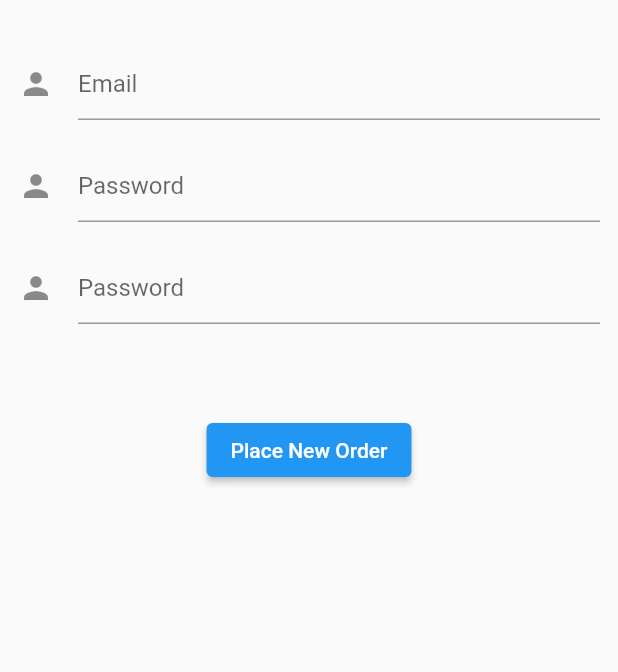
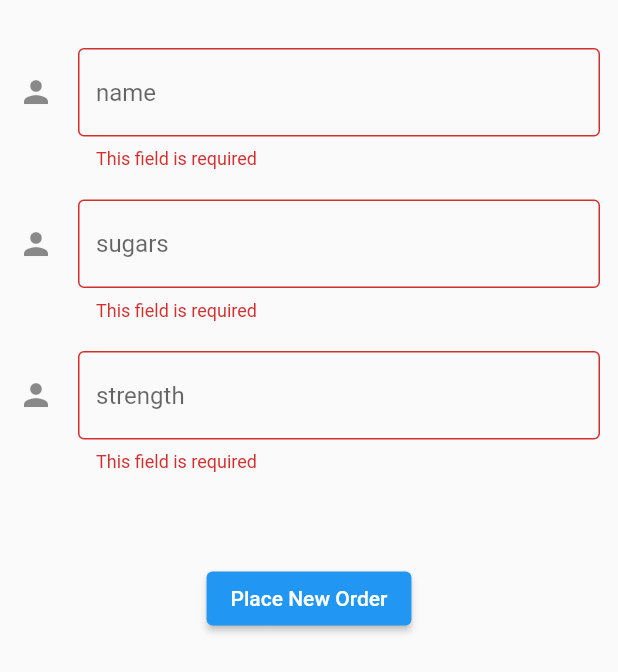
Before and after one commit to AbdulQadir98/TripEka-mobile, a Flutter app: the Orders widget shown alone on an empty page, opened directly, after a tap on "Place New Order", on a phone screen of 412 x 824 dp. Shown: the top 672 px of the screen. Run offline on Flutter 3.47's test engine with Material 2 defaults, Android fonts, the phone set to English and light mode, and no system bars; our stand-ins replace cloud_firestore, firebase_auth, firebase_core, flutter_signin_button, google_sign_in, shared_preferences; missing offline and left inert: auth; accounts and stored records are empty.

Commit message:
place order crud

```diff
--- a/lib/screens/home/home.dart
+++ b/lib/screens/home/home.dart
@@ -63,7 +63,7 @@ class _HomeState extends State<Home> {
         body: Container(
           child: StreamBuilder(
               stream:
-                  FirebaseFirestore.instance.collection('users').snapshots(),
+                  FirebaseFirestore.instance.collection('coffee').snapshots(),
               builder: (context,
                   AsyncSnapshot<QuerySnapshot<Map<String, dynamic>>> snapshot) {
                 // if the firestore database has data
@@ -106,10 +106,9 @@ class _HomeState extends State<Home> {
                                   backgroundColor: Colors.brown[
                                       snapshot.data!.docs[index]['strength']],
                                 ),
-                                title:
-                                    Text(snapshot.data!.docs[index]['email']),
+                                title: Text(snapshot.data!.docs[index]['name']),
                                 subtitle: Text(
-                                    'Takes ${snapshot.data!.docs[index]['email']} sugar(s)'),
+                                    'Takes ${snapshot.data!.docs[index]['sugars']} sugar(s)'),
                                 // onTap: () => _showUpdatePanel(),
                               ),
                               Row(
@@ -122,7 +121,21 @@ class _HomeState extends State<Home> {
                                   const SizedBox(width: 8),
                                   TextButton(
                                     child: const Text('DELETE'),
-                                    onPressed: () {/* ... */},
+                                    onPressed: () async {
+                                      // var response =
+                                      //     await Database.deleteCoffee(
+                                      //         docId: e.id);
+                                      // if (response.code != 200) {
+                                      //   showDialog(
+                                      //       context: context,
+                                      //       builder: (context) {
+                                      //         return AlertDialog(
+                                      //           content: Text(response.message
+                                      //               .toString()),
+                                      //         );
+                                      //       });
+                                      // }
+                                    },
                                   ),
                                   const SizedBox(width: 8),
                                 ],
--- a/lib/screens/home/orders.dart
+++ b/lib/screens/home/orders.dart
@@ -1,5 +1,6 @@
 import 'package:cloud_firestore/cloud_firestore.dart';
 import 'package:flutter/material.dart';
+import '../../services/database.dart';
 
 class Orders extends StatefulWidget {
   const Orders({super.key});
@@ -9,7 +10,12 @@ class Orders extends StatefulWidget {
 }
 
 class _OrdersState extends State<Orders> {
-  final _formKey = GlobalKey<FormState>();
+  final _name = TextEditingController();
+  final _suagrs = TextEditingController();
+  final _strength = TextEditingController();
+
+  final GlobalKey<FormState> _formKey = GlobalKey<FormState>();
+
   final List<String> sugars = ['0', '1', '2', '3', '4'];
   final List<int> strengths = [100, 200, 300, 400, 500, 600, 700, 800, 900];
 
@@ -26,32 +32,52 @@ class _OrdersState extends State<Orders> {
           if (snapshot.connectionState == ConnectionState.waiting) {
             return Center(child: CircularProgressIndicator());
           } else {
-            return Center(
+            return Form(
+              key: _formKey,
               child: Padding(
                 padding: const EdgeInsets.all(12.0),
                 child: Column(
                   children: [
                     SizedBox(height: 20.0),
                     TextFormField(
+                      controller: _name,
+                      validator: (value) {
+                        if (value == null || value.trim().isEmpty) {
+                          return "This field is required";
+                        }
+                      },
                       decoration: const InputDecoration(
                         icon: Icon(Icons.person),
-                      hintText: 'Email',
+                        hintText: 'name',
+                        border: OutlineInputBorder(),
                       ),
                     ),
                     SizedBox(height: 20.0),
                     TextFormField(
-                    obscureText: true,
+                      controller: _suagrs,
+                      validator: (value) {
+                        if (value == null || value.trim().isEmpty) {
+                          return "This field is required";
+                        }
+                      },
                       decoration: const InputDecoration(
                         icon: Icon(Icons.person),
-                      hintText: 'Password',
+                        hintText: 'sugars',
+                        border: OutlineInputBorder(),
                       ),
                     ),
                     SizedBox(height: 20.0),
                     TextFormField(
-                    obscureText: true,
+                      controller: _strength,
+                      validator: (value) {
+                        if (value == null || value.trim().isEmpty) {
+                          return "This field is required";
+                        }
+                      },
                       decoration: const InputDecoration(
                         icon: Icon(Icons.person),
-                      hintText: 'Password',
+                        hintText: 'strength',
+                        border: OutlineInputBorder(),
                       ),
                     ),
                     SizedBox(height: 20.0),
@@ -62,12 +88,40 @@ class _OrdersState extends State<Orders> {
                         'Place New Order',
                         style: TextStyle(color: Colors.white),
                       ),
+                      // onPressed: () async {
+                      //   print("Order Placed");
+                      // }),
                       onPressed: () async {
-                        print("Order Placed");
-                      }),
+                        if (_formKey.currentState!.validate()) {
+                          var response = await Database.addCoffee(
+                              name: _name.text,
+                              sugars: _suagrs.text,
+                              // TODO : int value
+                              strength: _strength.hashCode);
+                          if (response.code != 200) {
+                            showDialog(
+                                context: context,
+                                builder: (context) {
+                                  return AlertDialog(
+                                    content: Text(response.message.toString()),
+                                  );
+                                });
+                          } else {
+                            showDialog(
+                                context: context,
+                                builder: (context) {
+                                  return AlertDialog(
+                                    content: Text(response.message.toString()),
+                                  );
+                                });
+                          }
+                        }
+                      },
+                    ),
                   ],
                 ),
-            ));
+              ),
+            );
           }
         });
   }
--- a/lib/services/database.dart
+++ b/lib/services/database.dart
@@ -2,7 +2,7 @@ import 'package:cloud_firestore/cloud_firestore.dart';
 import '../models/response.dart';
 
 final FirebaseFirestore _firestore = FirebaseFirestore.instance;
-final CollectionReference _Collection = _firestore.collection('users');
+final CollectionReference _Collection = _firestore.collection('coffee');
 
 class Database {
   // create user
@@ -66,7 +66,7 @@ class Database {
   }
 
   // delete user
-  static Future<Response> deleteEmployee({
+  static Future<Response> deleteCoffee({
     required String docId,
   }) async {
     Response response = Response();
```
Lines whose indentation alone changed are shown as unchanged.
